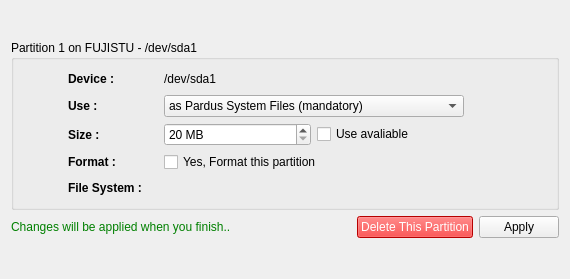
Above: yali4/gui/Ui/partedit.ui from dadas45li/yali before the change. Below: the same form after it.
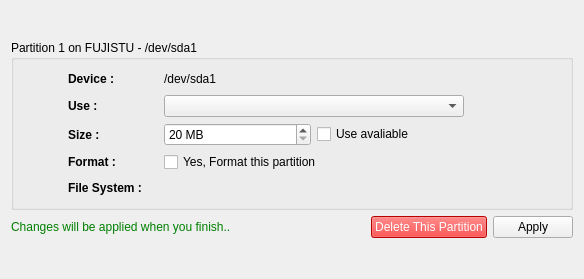
That is the form after the change. Icons and pictures are not drawn.

Commit message: Delete partition added, (buggy)

Diff of the .ui file:
```diff
--- a/yali4/gui/Ui/partedit.ui
+++ b/yali4/gui/Ui/partedit.ui
@@ -5,7 +5,7 @@
    <rect>
     <x>0</x>
     <y>0</y>
-    <width>570</width>
+    <width>584</width>
     <height>279</height>
    </rect>
   </property>
@@ -134,6 +134,11 @@
               <height>0</height>
              </size>
             </property>
+            <item>
+             <property name="text" >
+              <string/>
+             </property>
+            </item>
             <item>
              <property name="text" >
               <string>as Pardus System Files (mandatory)</string>
```
The commit also changes 2 other files.
